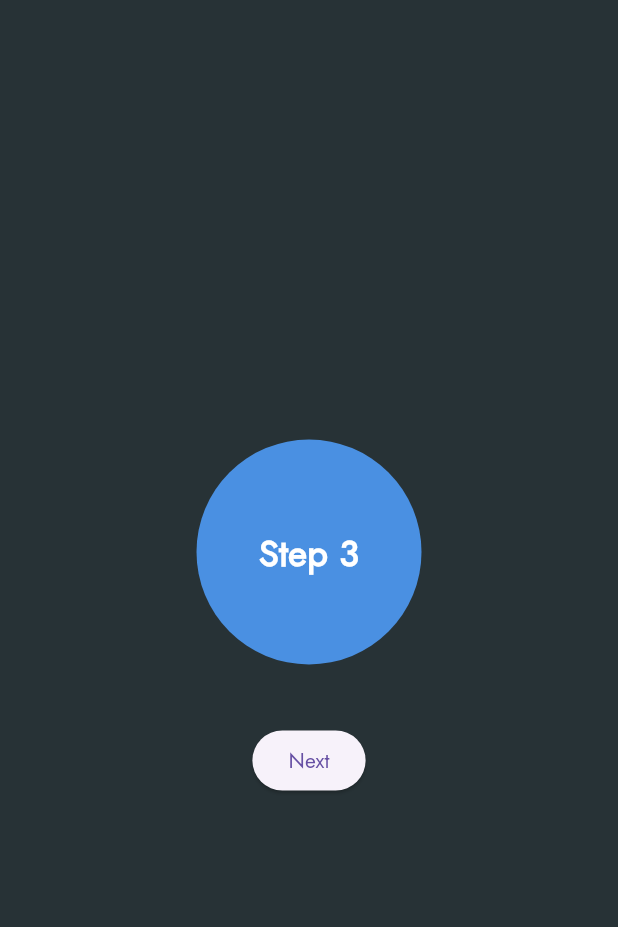
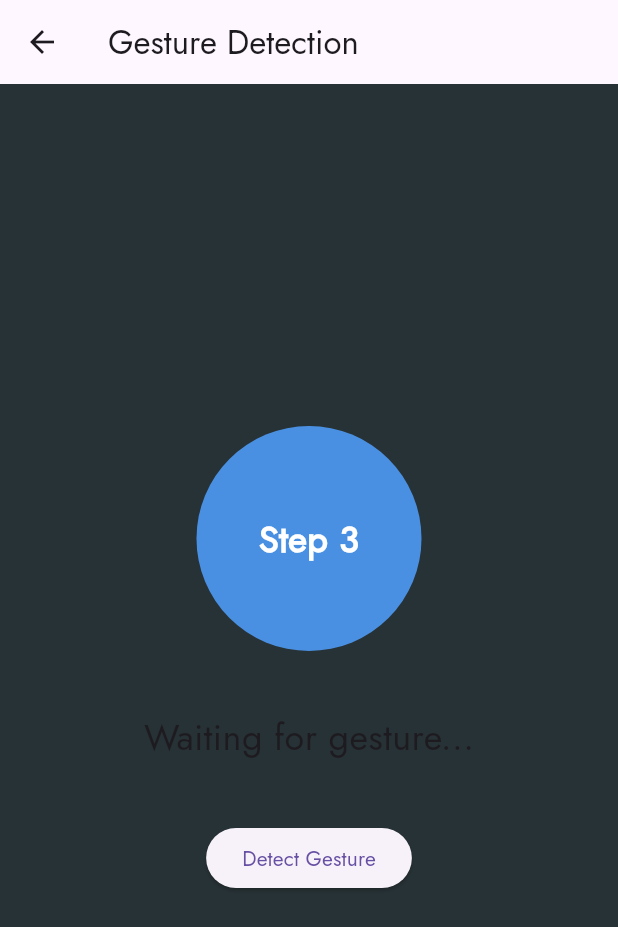
Before and after one commit to Tonton21-afk/LinguAR_deploy, a Flutter app: the GetStartedPage3 screen opened directly, on a phone screen of 412 x 824 dp. Shown: the top 927 px of the screen. Run offline on Flutter 3.47's test engine with Material 3 defaults, Android fonts, the phone set to English and light mode, and no system bars; our stand-ins replace flutter_svg, video_player.

Commit message:
rex
gesture intro

```diff
--- a/lib/screens/get_started/get_started_page3.dart
+++ b/lib/screens/get_started/get_started_page3.dart
@@ -1,11 +1,50 @@
 import 'package:flutter/material.dart';
+import 'package:http/http.dart' as http;
+import 'dart:convert';
+
 import 'get_started_page4.dart';
 
-class GetStartedPage3 extends StatelessWidget {
+class GetStartedPage3 extends StatefulWidget {
+  @override
+  _GetStartedPage3State createState() => _GetStartedPage3State();
+}
+
+class _GetStartedPage3State extends State<GetStartedPage3> {
+  String detectedLabel = 'Waiting for gesture...';
+
+  // Function to send request to Python server and get the label
+  Future<void> detectGesture() async {
+    try {
+      final response = await http.get(Uri.parse('http://127.0.0.1:5000/detect'));
+
+      if (response.statusCode == 200) {
+        final Map<String, dynamic> data = json.decode(response.body);
+        String label = data['label'];
+
+        setState(() {
+          detectedLabel = label;
+        });
+
+        // Navigate based on label using Navigator.push()
+        if (label == 'B') {
+          Navigator.pushReplacement(
+            context,
+            MaterialPageRoute(builder: (context) => GetStartedPage4()),  // Navigate to GetStartedPage4
+          );
+        }
+      } else {
+        throw Exception('Failed to detect gesture');
+      }
+    } catch (e) {
+      print("Error: $e");
+    }
+  }
+
   @override
   Widget build(BuildContext context) {
     return Scaffold(
       backgroundColor: Color(0xFF273236),
+      appBar: AppBar(title: Text('Gesture Detection')),
       body: Center(
         child: Column(
           mainAxisAlignment: MainAxisAlignment.center,
@@ -29,14 +68,11 @@ class GetStartedPage3 extends StatelessWidget {
               ),
             ),
             SizedBox(height: 40),
+            Text(detectedLabel, style: TextStyle(fontSize: 24)),
+            SizedBox(height: 40),
             ElevatedButton(
-              onPressed: () {
-                Navigator.pushReplacement(
-                  context,
-                  MaterialPageRoute(builder: (context) => GetStartedPage4()),
-                );
-              },
-              child: Text("Next"),
+              onPressed: detectGesture,
+              child: Text('Detect Gesture'),
             ),
           ],
         ),
--- a/pubspec.yaml
+++ b/pubspec.yaml
@@ -41,6 +41,7 @@ dependencies:
   flutter_svg: ^2.0.17
   url_launcher: ^6.3.1
   package_info_plus: ^8.1.4
+  http: ^1.3.0
 
 
 dev_dependencies:
```
Also changed, not shown: pubspec.lock, 1 other file.
